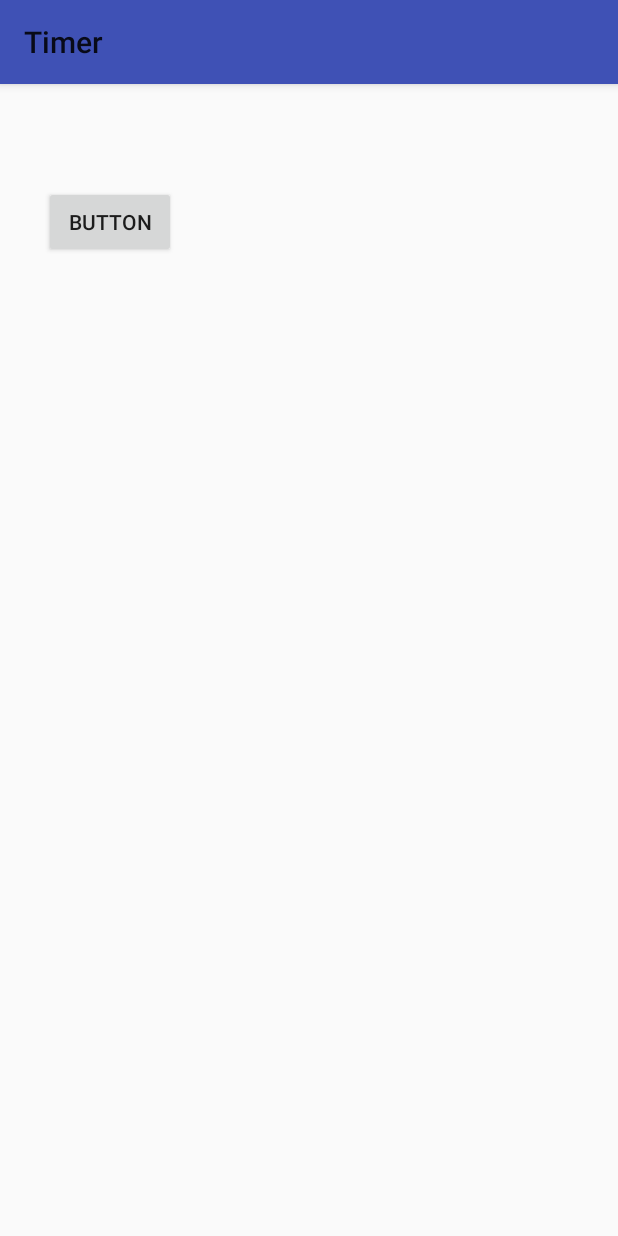
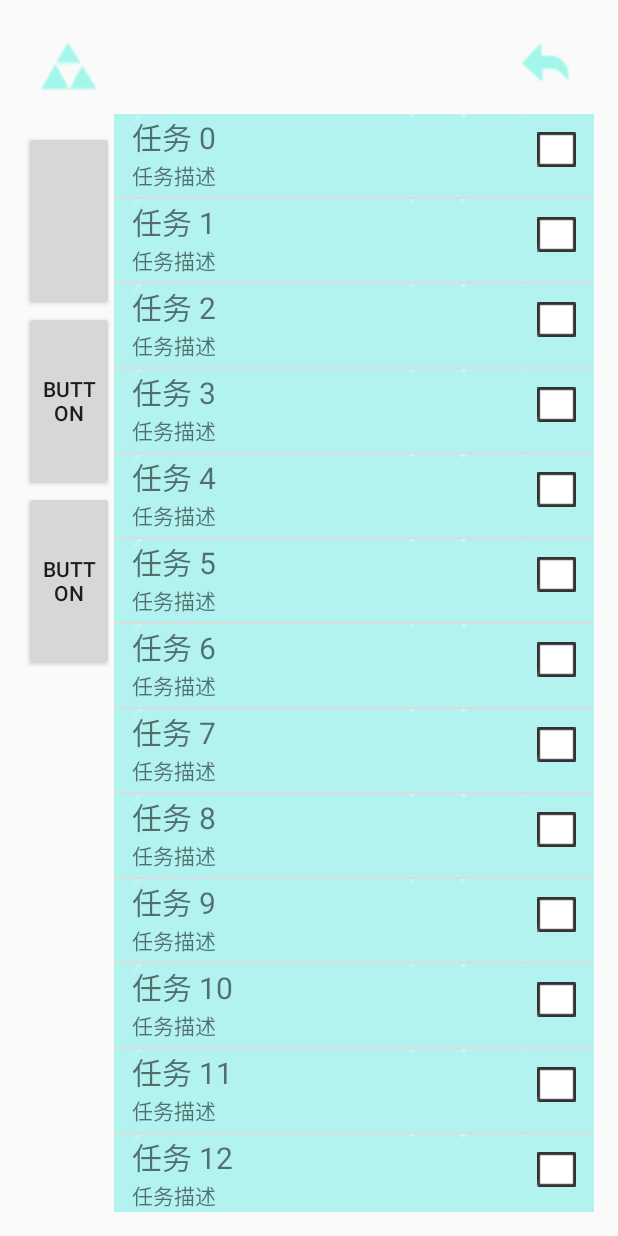
Before and after one commit to RhettChen/softProject, an Android app: the screen it shows after launch (MainActivity), on a phone screen of 412 x 824 dp. Run offline under Robolectric (Android 15) with nearby library versions, the phone set to English and light mode, and no system bars.

Commit message:
main activity working~

```diff
--- a/Timer/app/build.gradle
+++ b/Timer/app/build.gradle
@@ -27,4 +27,5 @@ dependencies {
     compile 'com.android.support:appcompat-v7:24.2.1'
     compile 'com.android.support:design:24.2.1'
     testCompile 'junit:junit:4.12'
+    compile 'com.android.support:gridlayout-v7:25.1.0'
 }
--- a/Timer/app/src/main/AndroidManifest.xml
+++ b/Timer/app/src/main/AndroidManifest.xml
@@ -7,7 +7,7 @@
         android:icon="@mipmap/ic_launcher"
         android:label="@string/app_name"
         android:supportsRtl="true"
-        android:theme="@style/AppTheme">
+        android:theme="@style/Theme.AppCompat.Light.NoActionBar">
         <activity android:name=".MainActivity">
             <intent-filter>
                 <action android:name="android.intent.action.MAIN" />
--- a/Timer/app/src/main/java/chenyiyan/timer/MainActivity.java
+++ b/Timer/app/src/main/java/chenyiyan/timer/MainActivity.java
@@ -4,7 +4,23 @@ import android.content.Intent;
 import android.os.Bundle;
 import android.support.v7.app.AppCompatActivity;
 import android.view.View;
+import android.view.Window;
+import android.view.WindowManager;
 import android.widget.Button;
+import java.util.ArrayList;
+import java.util.HashMap;
+
+import android.app.Activity;
+import android.os.Bundle;
+import android.view.ContextMenu;
+import android.view.MenuItem;
+import android.view.View;
+import android.view.ContextMenu.ContextMenuInfo;
+import android.view.View.OnCreateContextMenuListener;
+import android.widget.AdapterView;
+import android.widget.ListView;
+import android.widget.SimpleAdapter;
+import android.widget.AdapterView.OnItemClickListener;
 
 public class MainActivity extends AppCompatActivity {
 
@@ -13,17 +29,61 @@ public class MainActivity extends AppCompatActivity {
     @Override
     protected void onCreate(Bundle savedInstanceState) {
         super.onCreate(savedInstanceState);
+        requestWindowFeature(Window.FEATURE_NO_TITLE);
+        getWindow().setFlags(WindowManager.LayoutParams.FLAG_FULLSCREEN,
+                WindowManager.LayoutParams.FLAG_FULLSCREEN);
         setContentView(R.layout.activity_main);
-        Button bt;
-        taskList = new MyDBOpenHelper(this,"task",null,1);
-        rewardList = new MyDBOpenHelper(this,"reward",null,1);
-        bt = (Button)findViewById(R.id.button);
-        bt.setOnClickListener(new View.OnClickListener() {
+
+       /*set it to be full screen*/
+
+        ListView list = (ListView) findViewById(R.id.ListView01);
+
+        //生成动态数组，加入数据
+        ArrayList<HashMap<String, Object>> listItem = new ArrayList<HashMap<String, Object>>();
+        for(int i=0;i<30;i++)
+        {
+            HashMap<String, Object> map = new HashMap<String, Object>();
+            map.put("ItemImage", R.drawable.activity2_1_4);//图像资源的ID
+            map.put("ItemTitle", "任务 "+i);
+            map.put("ItemText", "任务描述");
+            listItem.add(map);
+        }
+        //生成适配器的Item和动态数组对应的元素
+        SimpleAdapter listItemAdapter = new SimpleAdapter(this,listItem,//数据源
+                R.layout.list_item,//ListItem的XML实现
+                //动态数组与ImageItem对应的子项
+                new String[] {"ItemImage","ItemTitle", "ItemText"},
+                //ImageItem的XML文件里面的一个ImageView,两个TextView ID
+                new int[] {R.id.ItemImage,R.id.ItemTitle,R.id.ItemText}
+        );
+
+        //添加并且显示
+        list.setAdapter(listItemAdapter);
+
+        //添加点击
+        list.setOnItemClickListener(new OnItemClickListener() {
+
             @Override
-            public void onClick(View view) {
+            public void onItemClick(AdapterView<?> arg0, View arg1, int arg2,
+                                    long arg3) {
+                setTitle("点击第"+arg2+"个项目");
+            }
+        });
 
-                startActivity(new Intent(MainActivity.this,Main3Activity.class));
+        //添加长按点击
+        list.setOnCreateContextMenuListener(new OnCreateContextMenuListener() {
+
+            @Override
+            public void onCreateContextMenu(ContextMenu menu, View v,ContextMenuInfo menuInfo) {
+                menu.setHeaderTitle("长按菜单-ContextMenu");
+                menu.add(0, 0, 0, "弹出长按菜单0");
+                menu.add(0, 1, 0, "弹出长按菜单1");
             }
         });
     }
+    @Override
+    public boolean onContextItemSelected(MenuItem item) {
+        setTitle("点击了长按菜单里面的第"+item.getItemId()+"个项目");
+        return super.onContextItemSelected(item);
+    }
 }
--- a/Timer/app/src/main/res/layout/activity_main.xml
+++ b/Timer/app/src/main/res/layout/activity_main.xml
@@ -10,15 +10,59 @@
     android:paddingTop="@dimen/activity_vertical_margin"
     tools:context="chenyiyan.timer.MainActivity">
 
+    <ListView
+        android:layout_width="match_parent"
+        android:layout_height="match_parent"
+        android:layout_toEndOf="@+id/button"
+        android:id="@+id/ListView01"
+        android:layout_below="@+id/button7" />
+
+    <Button
+        android:background="@drawable/activity2_1_2"
+        android:text=""
+        android:id="@+id/button7"
+        android:layout_width="60dp"
+        android:layout_height="60dp"
+        android:layout_alignParentTop="true"
+        android:layout_alignParentRight="true"
+        android:layout_alignParentEnd="true" />
+
+    <Button
+        android:text=""
+        android:layout_width="60dp"
+        android:layout_height="120dp"
+        android:id="@+id/button3"
+        android:layout_below="@+id/button"
+        android:layout_alignParentLeft="true"
+        android:layout_alignParentStart="true"
+        android:layout_marginTop="11dp" />
+
     <Button
         android:text="Button"
-        android:layout_width="wrap_content"
-        android:layout_height="wrap_content"
+        android:layout_width="60dp"
+        android:layout_height="120dp"
+        android:id="@+id/button8"
+        android:layout_below="@+id/button3"
+        android:layout_alignParentLeft="true"
+        android:layout_alignParentStart="true" />
+
+    <Button
+        android:text="Button"
+        android:layout_width="60dp"
+        android:layout_height="120dp"
+        android:id="@+id/button2"
+        android:layout_below="@+id/button8"
+        android:layout_alignParentLeft="true"
+        android:layout_alignParentStart="true" />
+
+    <Button
+        android:background="@drawable/activity2_1_1"
+        android:text=""
+        android:layout_width="60dp"
+        android:id="@+id/button"
+        android:layout_height="60dp"
         android:layout_alignParentTop="true"
         android:layout_alignParentLeft="true"
-        android:layout_alignParentStart="true"
-        android:layout_marginLeft="13dp"
-        android:layout_marginStart="13dp"
-        android:layout_marginTop="52dp"
-        android:id="@+id/button" />
+        android:layout_alignParentStart="true" />
+
 </RelativeLayout>
--- /dev/null
+++ b/Timer/app/src/main/res/layout/list_item.xml
@@ -0,0 +1,32 @@
+<?xml version="1.0" encoding="utf-8"?>
+<RelativeLayout
+    android:id="@+id/RelativeLayout01"
+    android:layout_width="fill_parent"
+    xmlns:android="http://schemas.android.com/apk/res/android"
+    android:layout_height="wrap_content"
+    android:paddingBottom="4dip"
+    android:paddingLeft="12dip"
+    android:background="@layout/selector"
+    android:paddingRight="12dip">
+    <ImageView
+        android:paddingTop="12dip"
+        android:layout_alignParentRight="true"
+        android:layout_width="wrap_content"
+        android:layout_height="wrap_content"
+        android:id="@+id/ItemImage"
+        />
+    <TextView
+        android:text="TextView01"
+        android:layout_height="wrap_content"
+        android:textSize="20dip"
+        android:layout_width="fill_parent"
+        android:id="@+id/ItemTitle"
+        />
+    <TextView
+        android:text="TextView02"
+        android:layout_height="wrap_content"
+        android:layout_width="fill_parent"
+        android:layout_below="@+id/ItemTitle"
+        android:id="@+id/ItemText"
+        />
+</RelativeLayout>
--- /dev/null
+++ b/Timer/app/src/main/res/layout/selector.xml
@@ -0,0 +1,6 @@
+<?xml version="1.0" encoding="utf-8"?>
+<selector
+    xmlns:android="http://schemas.android.com/apk/res/android">
+    <item android:state_pressed="true" android:drawable="@drawable/activity2_1_130"></item>
+    <item android:state_pressed="false" android:drawable="@drawable/activity2_1_13"></item>
+</selector>
```
Also changed, not shown: Timer/app/src/main/res/drawable/activity2_1_1.png, Timer/app/src/main/res/drawable/activity2_1_130.png (added), Timer/app/src/main/res/drawable/activity2_1_2.png.
